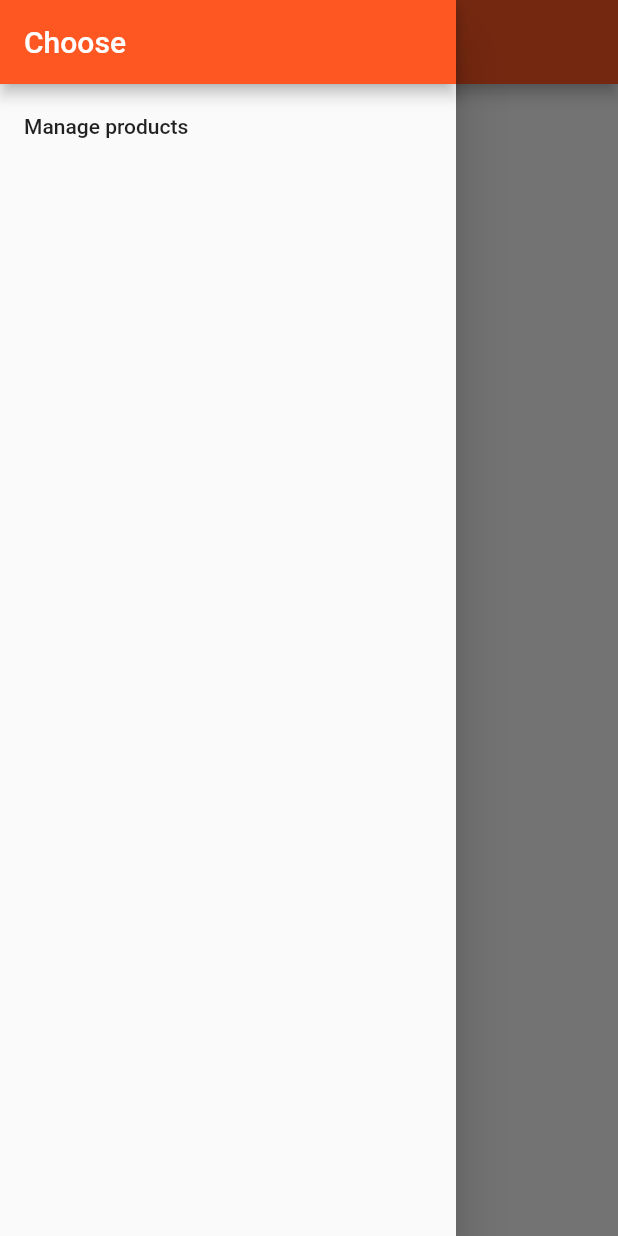
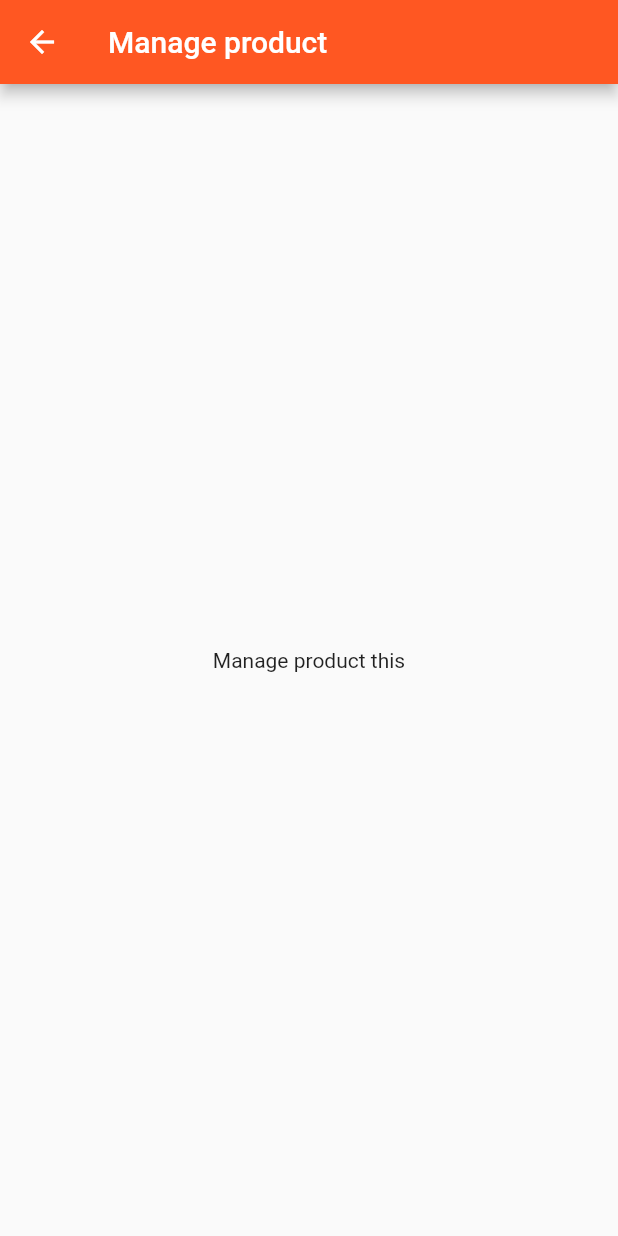
Before and after one commit to AlexKenbo/edu_adv.list-view, a Flutter app: the ProductsPage screen opened directly, in the side drawer, after a tap on "Manage products", on a phone screen of 412 x 824 dp. Run offline on Flutter 3.47's test engine with Material 2 defaults, Android fonts, the phone set to English and light mode, and no system bars.

Commit message:
Задание - создать страницу и сделать переход из бокового меню

```diff
--- a/lib/pages/products.dart
+++ b/lib/pages/products.dart
@@ -1,5 +1,6 @@
 import 'package:flutter/material.dart';
 import 'package:flutter_course/product_manager.dart';
+import 'package:flutter_course/pages/products_admin.dart';
 
 class ProductsPage extends StatelessWidget {
   @override
@@ -15,7 +16,15 @@ class ProductsPage extends StatelessWidget {
               ),
               ListTile(
                 title: Text('Manage products'),
-                onTap: (){},
+                onTap: (){
+                  Navigator.push(context, MaterialPageRoute(
+                    builder:(BuildContext context){
+                      return ProductsAdminPage();
+                      }
+                    )
+                  );
+
+                },
               )
 
             ],
--- /dev/null
+++ b/lib/pages/products_admin.dart
@@ -0,0 +1,16 @@
+import 'package:flutter/material.dart';
+import 'package:flutter_course/pages/products.dart';
+
+class ProductsAdminPage extends StatelessWidget {
+  @override
+  Widget build(BuildContext context){
+    return Scaffold(
+        appBar: AppBar(
+          title: Text('Manage product'),
+        ),
+        body: Center(
+          child: Text('Manage product this'),
+        ),
+      );
+  }
+}
```
